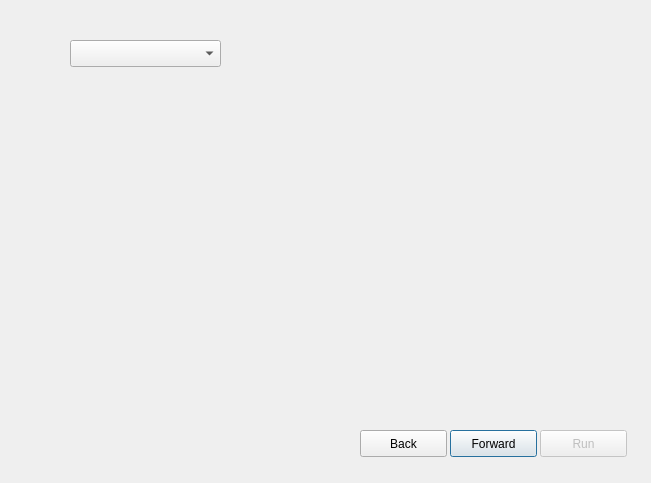
Above: arpap_spatialreport_dialog_base.ui from gis3w/ARPAP_SpatialReport before the change. Below: the same form after it.
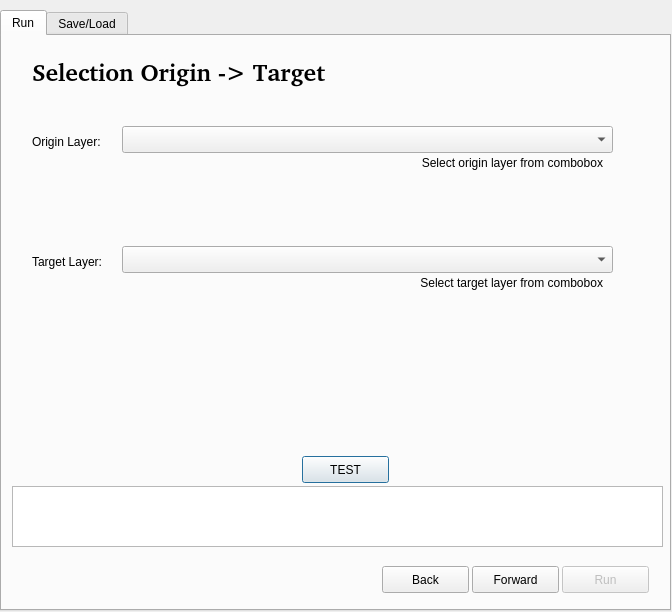
That is the form after the change. The open tabs and pages were chosen to show the change.

Commit message: Continue develop, structuring layout and add new widgets. Modify .gitignore fime name

```diff
--- a/arpap_spatialreport_dialog_base.ui
+++ b/arpap_spatialreport_dialog_base.ui
@@ -6,42 +6,313 @@
    <rect>
     <x>0</x>
     <y>0</y>
-    <width>651</width>
-    <height>483</height>
+    <width>672</width>
+    <height>612</height>
    </rect>
   </property>
   <property name="windowTitle">
    <string>ARPAP SpatialReport</string>
   </property>
-  <widget class="QStackedWidget" name="stackedWidget">
-   <property name="enabled">
-    <bool>true</bool>
-   </property>
+  <widget class="QTabWidget" name="tabSaveLoad">
    <property name="geometry">
     <rect>
-     <x>20</x>
-     <y>20</y>
-     <width>621</width>
-     <height>371</height>
+     <x>0</x>
+     <y>10</y>
+     <width>671</width>
+     <height>601</height>
     </rect>
    </property>
    <property name="currentIndex">
     <number>0</number>
    </property>
-   <widget class="QWidget" name="pageSelectLayer">
-    <widget class="QComboBox" name="comboBox">
+   <widget class="QWidget" name="tabRun">
+    <attribute name="title">
+     <string>Run</string>
+    </attribute>
+    <widget class="QStackedWidget" name="stackedWidget">
+     <property name="enabled">
+      <bool>true</bool>
+     </property>
      <property name="geometry">
       <rect>
-       <x>50</x>
-       <y>20</y>
-       <width>151</width>
+       <x>10</x>
+       <y>10</y>
+       <width>651</width>
+       <height>371</height>
+      </rect>
+     </property>
+     <property name="currentIndex">
+      <number>0</number>
+     </property>
+     <widget class="QWidget" name="pageSelectLayer">
+      <widget class="QComboBox" name="originLayerSelect">
+       <property name="geometry">
+        <rect>
+         <x>110</x>
+         <y>80</y>
+         <width>491</width>
+         <height>27</height>
+        </rect>
+       </property>
+       <property name="baseSize">
+        <size>
+         <width>0</width>
+         <height>0</height>
+        </size>
+       </property>
+      </widget>
+      <widget class="QLabel" name="labelOriginLayerSelect">
+       <property name="geometry">
+        <rect>
+         <x>20</x>
+         <y>80</y>
+         <width>91</width>
+         <height>31</height>
+        </rect>
+       </property>
+       <property name="baseSize">
+        <size>
+         <width>0</width>
+         <height>0</height>
+        </size>
+       </property>
+       <property name="text">
+        <string>Origin Layer:</string>
+       </property>
+      </widget>
+      <widget class="QComboBox" name="targetLayerSelect">
+       <property name="geometry">
+        <rect>
+         <x>110</x>
+         <y>200</y>
+         <width>491</width>
+         <height>27</height>
+        </rect>
+       </property>
+       <property name="baseSize">
+        <size>
+         <width>0</width>
+         <height>0</height>
+        </size>
+       </property>
+      </widget>
+      <widget class="QLabel" name="labelTargetLayerSelect">
+       <property name="geometry">
+        <rect>
+         <x>20</x>
+         <y>200</y>
+         <width>91</width>
+         <height>31</height>
+        </rect>
+       </property>
+       <property name="baseSize">
+        <size>
+         <width>0</width>
+         <height>0</height>
+        </size>
+       </property>
+       <property name="text">
+        <string>Target Layer:</string>
+       </property>
+      </widget>
+      <widget class="QLabel" name="labelInfoOriginLayer">
+       <property name="geometry">
+        <rect>
+         <x>110</x>
+         <y>110</y>
+         <width>481</width>
+         <height>21</height>
+        </rect>
+       </property>
+       <property name="text">
+        <string>Select origin layer from combobox</string>
+       </property>
+       <property name="alignment">
+        <set>Qt::AlignRight|Qt::AlignTop|Qt::AlignTrailing</set>
+       </property>
+      </widget>
+      <widget class="QLabel" name="labelInfoTragetLayer">
+       <property name="geometry">
+        <rect>
+         <x>110</x>
+         <y>230</y>
+         <width>481</width>
+         <height>21</height>
+        </rect>
+       </property>
+       <property name="text">
+        <string>Select target layer from combobox</string>
+       </property>
+       <property name="alignment">
+        <set>Qt::AlignRight|Qt::AlignTop|Qt::AlignTrailing</set>
+       </property>
+      </widget>
+      <widget class="QLabel" name="labelTitleStep1">
+       <property name="geometry">
+        <rect>
+         <x>20</x>
+         <y>10</y>
+         <width>601</width>
+         <height>31</height>
+        </rect>
+       </property>
+       <property name="font">
+        <font>
+         <family>Droid Sans [unknown]</family>
+         <pointsize>18</pointsize>
+         <weight>75</weight>
+         <bold>true</bold>
+        </font>
+       </property>
+       <property name="text">
+        <string>Selection Origin -&gt; Target</string>
+       </property>
+      </widget>
+     </widget>
+     <widget class="QWidget" name="pageSelectOperation">
+      <widget class="QLabel" name="geoprocessingContainsRadio">
+       <property name="geometry">
+        <rect>
+         <x>20</x>
+         <y>10</y>
+         <width>601</width>
+         <height>31</height>
+        </rect>
+       </property>
+       <property name="font">
+        <font>
+         <family>Droid Sans [unknown]</family>
+         <pointsize>18</pointsize>
+         <weight>75</weight>
+         <bold>true</bold>
+        </font>
+       </property>
+       <property name="text">
+        <string>Selection Geometry operation</string>
+       </property>
+      </widget>
+      <widget class="QRadioButton" name="geoprocessingIntersectRadio">
+       <property name="geometry">
+        <rect>
+         <x>70</x>
+         <y>100</y>
+         <width>104</width>
+         <height>22</height>
+        </rect>
+       </property>
+       <property name="inputMethodHints">
+        <set>Qt::ImhNone</set>
+       </property>
+       <property name="text">
+        <string>Intersection</string>
+       </property>
+       <property name="checked">
+        <bool>true</bool>
+       </property>
+      </widget>
+      <widget class="QRadioButton" name="geoprocessingTouchRadio">
+       <property name="geometry">
+        <rect>
+         <x>70</x>
+         <y>150</y>
+         <width>104</width>
+         <height>22</height>
+        </rect>
+       </property>
+       <property name="text">
+        <string>Touch</string>
+       </property>
+      </widget>
+      <widget class="QRadioButton" name="geoprocessingContainRadio">
+       <property name="geometry">
+        <rect>
+         <x>70</x>
+         <y>200</y>
+         <width>104</width>
+         <height>22</height>
+        </rect>
+       </property>
+       <property name="text">
+        <string>Contain</string>
+       </property>
+      </widget>
+     </widget>
+     <widget class="QWidget" name="page"/>
+    </widget>
+    <widget class="QTextBrowser" name="errorsBrowser">
+     <property name="geometry">
+      <rect>
+       <x>10</x>
+       <y>450</y>
+       <width>651</width>
+       <height>61</height>
+      </rect>
+     </property>
+    </widget>
+    <widget class="QPushButton" name="testButton">
+     <property name="geometry">
+      <rect>
+       <x>300</x>
+       <y>420</y>
+       <width>87</width>
        <height>27</height>
       </rect>
      </property>
+     <property name="text">
+      <string>TEST</string>
+     </property>
     </widget>
+    <widget class="QPushButton" name="runButton">
+     <property name="enabled">
+      <bool>false</bool>
+     </property>
+     <property name="geometry">
+      <rect>
+       <x>560</x>
+       <y>530</y>
+       <width>87</width>
+       <height>27</height>
+      </rect>
+     </property>
+     <property name="text">
+      <string>Run</string>
+     </property>
+    </widget>
+    <widget class="QPushButton" name="backButton">
+     <property name="enabled">
+      <bool>true</bool>
+     </property>
+     <property name="geometry">
+      <rect>
+       <x>380</x>
+       <y>530</y>
+       <width>87</width>
+       <height>27</height>
+      </rect>
+     </property>
+     <property name="text">
+      <string>Back</string>
+     </property>
+    </widget>
+    <widget class="QPushButton" name="forwardButton">
+     <property name="geometry">
+      <rect>
+       <x>470</x>
+       <y>530</y>
+       <width>87</width>
+       <height>27</height>
+      </rect>
+     </property>
+     <property name="text">
+      <string>Forward</string>
+     </property>
+    </widget>
    </widget>
-   <widget class="QWidget" name="pageSelectOperation">
-    <widget class="QComboBox" name="comboBox_2">
+   <widget class="QWidget" name="tab">
+    <attribute name="title">
+     <string>Save/Load</string>
+    </attribute>
+    <widget class="QLineEdit" name="configFileOutput">
      <property name="geometry">
       <rect>
        <x>380</x>
@@ -53,51 +324,6 @@
     </widget>
    </widget>
   </widget>
-  <widget class="QPushButton" name="forwardButton">
-   <property name="geometry">
-    <rect>
-     <x>450</x>
-     <y>430</y>
-     <width>87</width>
-     <height>27</height>
-    </rect>
-   </property>
-   <property name="text">
-    <string>Forward</string>
-   </property>
-  </widget>
-  <widget class="QPushButton" name="backButton">
-   <property name="enabled">
-    <bool>true</bool>
-   </property>
-   <property name="geometry">
-    <rect>
-     <x>360</x>
-     <y>430</y>
-     <width>87</width>
-     <height>27</height>
-    </rect>
-   </property>
-   <property name="text">
-    <string>Back</string>
-   </property>
-  </widget>
-  <widget class="QPushButton" name="runButton">
-   <property name="enabled">
-    <bool>false</bool>
-   </property>
-   <property name="geometry">
-    <rect>
-     <x>540</x>
-     <y>430</y>
-     <width>87</width>
-     <height>27</height>
-    </rect>
-   </property>
-   <property name="text">
-    <string>Run</string>
-   </property>
-  </widget>
  </widget>
  <resources/>
  <connections/>
```
Left out of the diff: 32 changed lines with no effect on the pictures. The commit also changes 4 other files.
